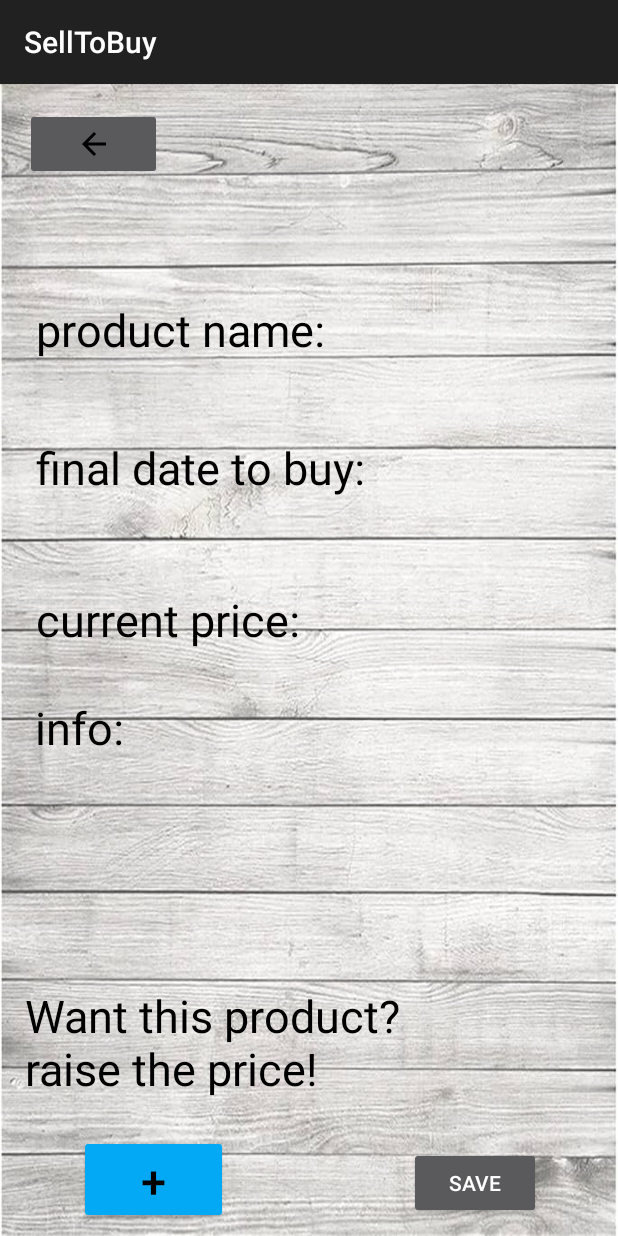
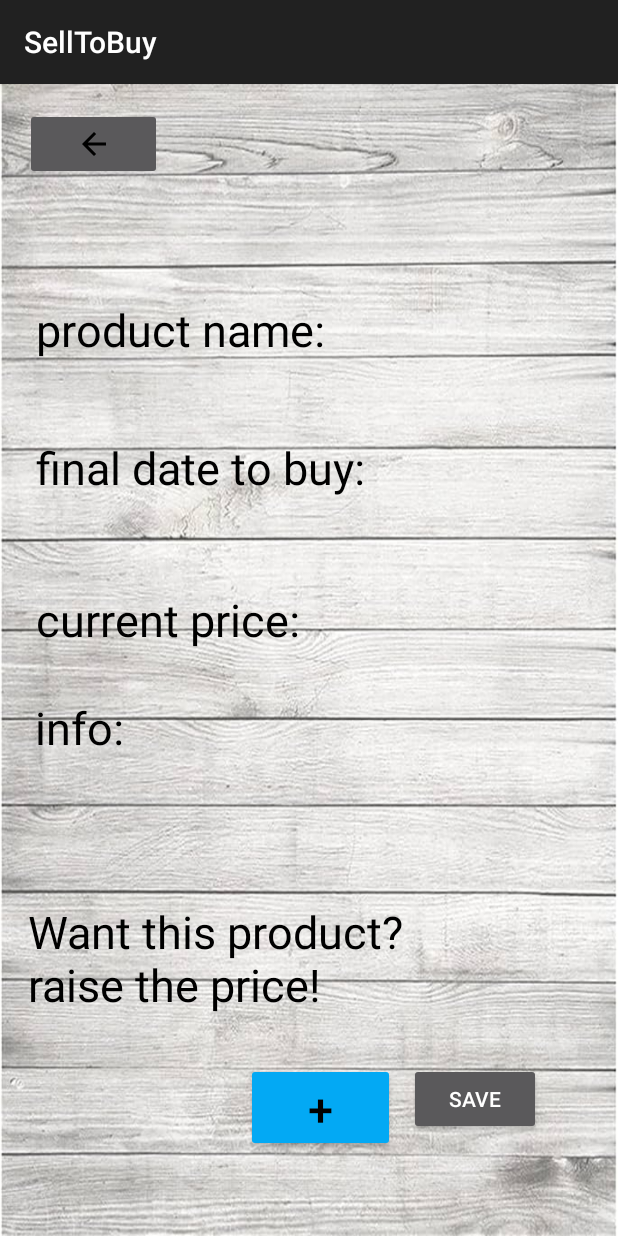
Before and after one commit to liamshmilo2/SellToBuy, an Android app: the BuyOneProduct screen opened directly, with no data from a screen before it, on a phone screen of 412 x 824 dp. Run offline under Robolectric (Android 15) with nearby library versions, the phone set to English and light mode, and no system bars; our stand-ins replace Firebase (no records; nobody signed in at launch, a user with empty details on screens opened directly); 1 statement that could not run was skipped.

Commit message:
final 8/2/24

```diff
--- a/app/src/main/res/layout/activity_buy_one_product.xml
+++ b/app/src/main/res/layout/activity_buy_one_product.xml
@@ -68,14 +68,14 @@
         android:layout_width="99dp"
         android:layout_height="59dp"
         android:layout_marginStart="50dp"
-        android:layout_marginTop="312dp"
+        android:layout_marginTop="264dp"
         android:layout_marginEnd="141dp"
         android:backgroundTint="#03A9F4"
         android:text="+"
         android:textColor="@color/black"
         android:textSize="30dp"
         app:layout_constraintEnd_toEndOf="parent"
-        app:layout_constraintHorizontal_bias="0.024"
+        app:layout_constraintHorizontal_bias="0.941"
         app:layout_constraintStart_toStartOf="parent"
         app:layout_constraintTop_toBottomOf="@+id/currentPrice" />
 
@@ -84,13 +84,13 @@
         android:layout_width="271dp"
         android:layout_height="76dp"
         android:layout_marginStart="39dp"
-        android:layout_marginTop="212dp"
+        android:layout_marginTop="156dp"
         android:layout_marginEnd="315dp"
         android:text="Want this product? raise the price!"
         android:textColor="@color/black"
         android:textSize="30sp"
         app:layout_constraintEnd_toEndOf="parent"
-        app:layout_constraintHorizontal_bias="0.107"
+        app:layout_constraintHorizontal_bias="0.099"
         app:layout_constraintStart_toStartOf="parent"
         app:layout_constraintTop_toBottomOf="@+id/currentPrice" />
 
```
Also changed, not shown: app/src/main/java/com/example/selltobuy/FirebaseController.java (+81 -9 lines), app/src/main/java/com/example/selltobuy/classes/User.java (+25 -1 lines).
